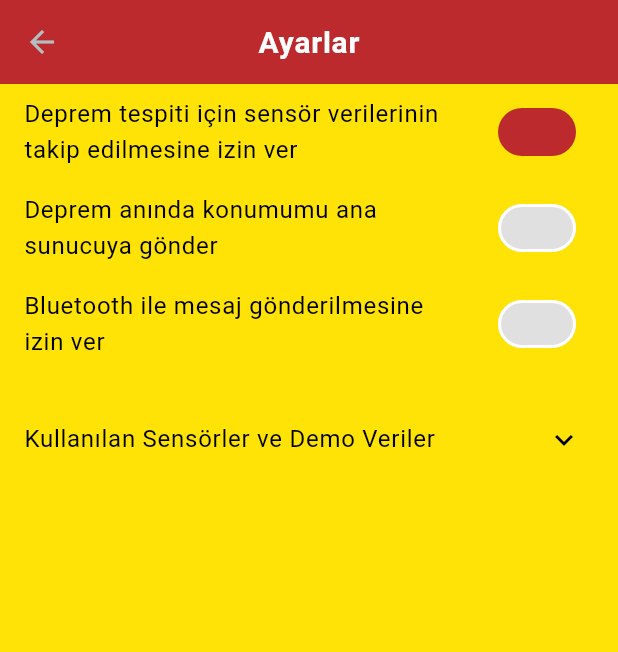
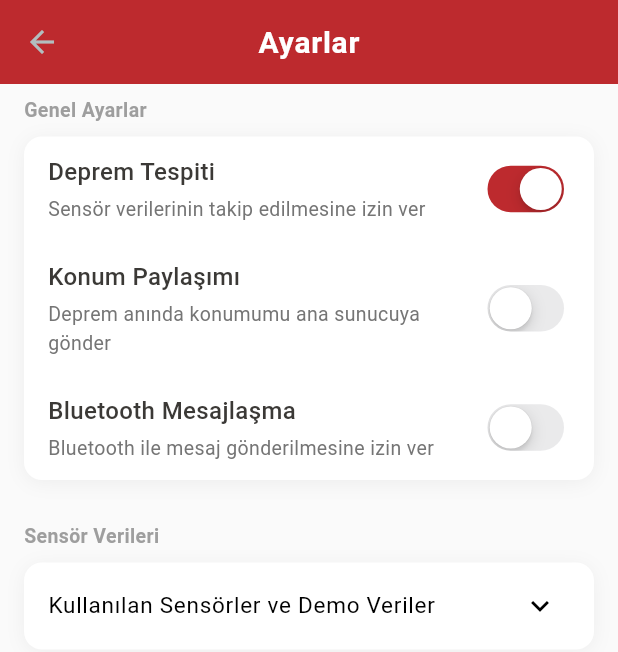
Before and after one commit to saidberk27/sesini-duyan-var, a Flutter app: the SettingsPage screen opened by its route, on a phone screen of 412 x 824 dp. Shown: the top 652 px of the screen. Run offline on Flutter 3.47's test engine with Material 3 defaults, Android fonts, the phone set to English and light mode, and no system bars; our stand-ins replace firebase_auth, firebase_core; accounts and stored records are empty.

Commit message:
Settings page is done.

```diff
--- a/lib/views/settings_view.dart
+++ b/lib/views/settings_view.dart
@@ -1,4 +1,5 @@
 import 'package:flutter/material.dart';
+import 'package:flutter/cupertino.dart';
 
 class SettingsPage extends StatefulWidget {
   const SettingsPage({super.key});
@@ -15,63 +16,192 @@ class _SettingsPageState extends State<SettingsPage> {
 
   @override
   Widget build(BuildContext context) {
-    final theme = Theme.of(context);
     return Scaffold(
       appBar: AppBar(
-        title: const Text('Ayarlar'),
-        backgroundColor: theme.primaryColor,
+        title: const Text(
+          'Ayarlar',
+          style: TextStyle(fontWeight: FontWeight.w600),
         ),
-      body: Container(
-        color: const Color(0xFFFFE306),
-        child: ListView(
+        elevation: 0,
+      ),
+      body: ListView(
         children: [
-            SwitchListTile(
-              title: const Text('Deprem tespiti için sensör verilerinin takip edilmesine izin ver'),
+          _buildSettingsGroup(
+            title: 'Genel Ayarlar',
+            children: [
+              _buildSettingsItem(
+                title: 'Deprem Tespiti',
+                subtitle: 'Sensör verilerinin takip edilmesine izin ver',
                 value: earthquakeDetection,
                 onChanged: (val) => setState(() => earthquakeDetection = val),
-              activeColor: theme.primaryColor,
               ),
-            SwitchListTile(
-              title: const Text('Deprem anında konumumu ana sunucuya gönder'),
+              _buildSettingsItem(
+                title: 'Konum Paylaşımı',
+                subtitle: 'Deprem anında konumumu ana sunucuya gönder',
                 value: sendLocation,
                 onChanged: (val) => setState(() => sendLocation = val),
-              activeColor: theme.primaryColor,
               ),
-            SwitchListTile(
-              title: const Text('Bluetooth ile mesaj gönderilmesine izin ver'),
+              _buildSettingsItem(
+                title: 'Bluetooth Mesajlaşma',
+                subtitle: 'Bluetooth ile mesaj gönderilmesine izin ver',
                 value: bluetoothMessaging,
                 onChanged: (val) => setState(() => bluetoothMessaging = val),
-              activeColor: theme.primaryColor,
               ),
-            const SizedBox(height: 16),
+            ],
+          ),
+          const SizedBox(height: 20),
+          _buildSettingsGroup(
+            title: 'Sensör Verileri',
+            children: [
               ExpansionTile(
-              title: const Text('Kullanılan Sensörler ve Demo Veriler'),
+                title: const Text(
+                  'Kullanılan Sensörler ve Demo Veriler',
+                  style: TextStyle(fontSize: 15),
+                ),
                 initiallyExpanded: sensorsExpanded,
                 onExpansionChanged: (expanded) {
-                setState(() {
-                  sensorsExpanded = expanded;
-                });
+                  setState(() => sensorsExpanded = expanded);
                 },
                 children: [
-                ListTile(
-                  title: const Text('İvme Ölçer'),
-                  subtitle: const Text('X: 0.12, Y: -0.05, Z: 9.81 m/s²'),
-                  leading: const Icon(Icons.speed),
+                  _buildSensorItem(
+                    icon: Icons.speed,
+                    title: 'İvme Ölçer',
+                    value: 'X: 0.12, Y: -0.05, Z: 9.81 m/s²',
                   ),
-                ListTile(
-                  title: const Text('Jiroskop'),
-                  subtitle: const Text('X: 0.01, Y: 0.00, Z: -0.02 rad/s'),
-                  leading: const Icon(Icons.rotate_right),
+                  _buildSensorItem(
+                    icon: Icons.rotate_right,
+                    title: 'Jiroskop',
+                    value: 'X: 0.01, Y: 0.00, Z: -0.02 rad/s',
                   ),
-                ListTile(
-                  title: const Text('Manyetik Alan Sensörü'),
-                  subtitle: const Text('X: 30, Y: -47, Z: 12 μT'),
-                  leading: const Icon(Icons.explore),
+                  _buildSensorItem(
+                    icon: Icons.explore,
+                    title: 'Manyetik Alan Sensörü',
+                    value: 'X: 30, Y: -47, Z: 12 μT',
                   ),
                 ],
               ),
             ],
           ),
+        ],
+      ),
+    );
+  }
+
+  Widget _buildSettingsGroup({
+    required String title,
+    required List<Widget> children,
+  }) {
+    return Column(
+      crossAxisAlignment: CrossAxisAlignment.start,
+      children: [
+        Padding(
+          padding: const EdgeInsets.symmetric(horizontal: 16, vertical: 8),
+          child: Text(
+            title,
+            style: const TextStyle(
+              fontSize: 13,
+              fontWeight: FontWeight.w600,
+              color: Colors.grey,
+            ),
+          ),
+        ),
+        Container(
+          margin: const EdgeInsets.symmetric(horizontal: 16),
+          decoration: BoxDecoration(
+            color: Colors.white,
+            borderRadius: BorderRadius.circular(12),
+            boxShadow: [
+              BoxShadow(
+                color: Colors.black.withOpacity(0.05),
+                blurRadius: 10,
+                offset: const Offset(0, 2),
+              ),
+            ],
+          ),
+          child: Column(
+            children: children,
+          ),
+        ),
+      ],
+    );
+  }
+
+  Widget _buildSettingsItem({
+    required String title,
+    required String subtitle,
+    required bool value,
+    required ValueChanged<bool> onChanged,
+  }) {
+    return Padding(
+      padding: const EdgeInsets.symmetric(horizontal: 16, vertical: 12),
+      child: Row(
+        children: [
+          Expanded(
+            child: Column(
+              crossAxisAlignment: CrossAxisAlignment.start,
+              children: [
+                Text(
+                  title,
+                  style: const TextStyle(
+                    fontSize: 16,
+                    fontWeight: FontWeight.w500,
+                  ),
+                ),
+                const SizedBox(height: 4),
+                Text(
+                  subtitle,
+                  style: TextStyle(
+                    fontSize: 13,
+                    color: Colors.grey[600],
+                  ),
+                ),
+              ],
+            ),
+          ),
+          CupertinoSwitch(
+            value: value,
+            onChanged: onChanged,
+            activeColor: Theme.of(context).primaryColor,
+          ),
+        ],
+      ),
+    );
+  }
+
+  Widget _buildSensorItem({
+    required IconData icon,
+    required String title,
+    required String value,
+  }) {
+    return Padding(
+      padding: const EdgeInsets.symmetric(horizontal: 16, vertical: 12),
+      child: Row(
+        children: [
+          Icon(icon, size: 24, color: Colors.grey[600]),
+          const SizedBox(width: 12),
+          Expanded(
+            child: Column(
+              crossAxisAlignment: CrossAxisAlignment.start,
+              children: [
+                Text(
+                  title,
+                  style: const TextStyle(
+                    fontSize: 15,
+                    fontWeight: FontWeight.w500,
+                  ),
+                ),
+                const SizedBox(height: 4),
+                Text(
+                  value,
+                  style: TextStyle(
+                    fontSize: 13,
+                    color: Colors.grey[600],
+                  ),
+                ),
+              ],
+            ),
+          ),
+        ],
       ),
     );
   }
```
Lines whose indentation alone changed are shown as unchanged.
